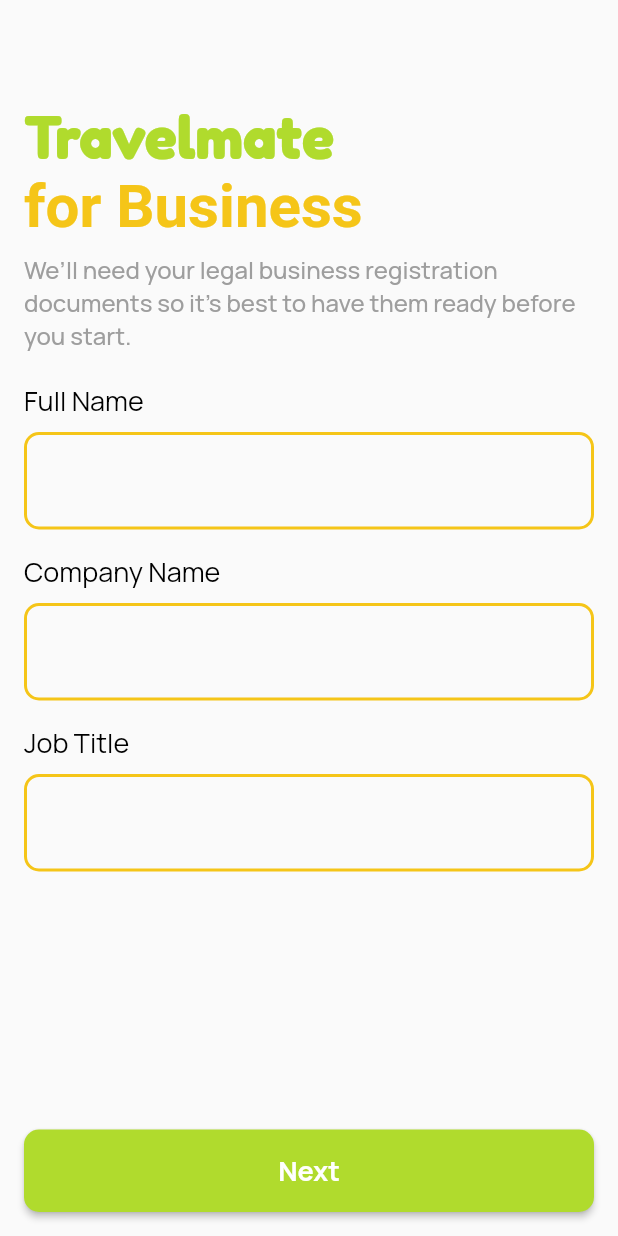
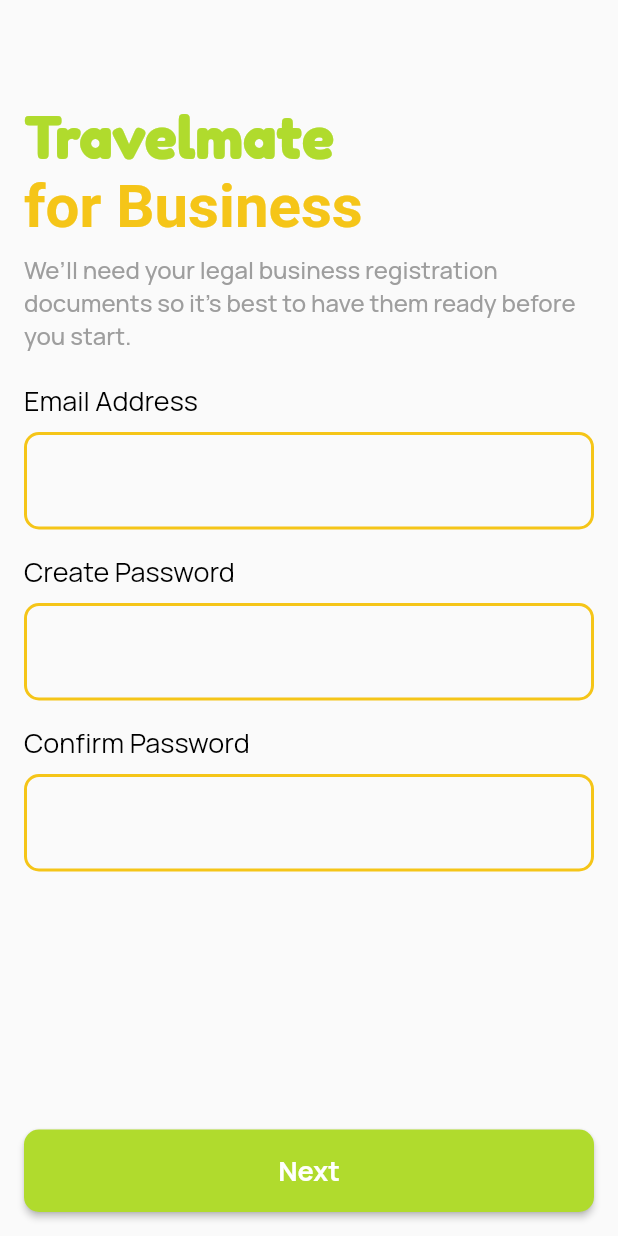
Before and after one commit to asheyacasey/travelmate_business_portal_side, a Flutter app: the RegisterScreen screen opened directly, on a phone screen of 412 x 824 dp. Run offline on Flutter 3.47's test engine with Material 2 defaults, Android fonts, the phone set to English and light mode, and no system bars; our stand-ins replace carousel_slider, cloud_firestore, firebase_core, flutter_svg; accounts and stored records are empty.

Commit message:
set the firebase controller

```diff
--- a/lib/screens/RegisterScreen.dart
+++ b/lib/screens/RegisterScreen.dart
@@ -11,6 +11,8 @@
 
 
 class _RegisterScreenState extends State<RegisterScreen> {
+  final TextEditingController _emailController = TextEditingController();
+  final TextEditingController _passwordController = TextEditingController();
   final TextEditingController _fullNameController = TextEditingController();
   final TextEditingController _companyNameController = TextEditingController();
   final TextEditingController _jobTitleController = TextEditingController();
@@ -36,7 +38,7 @@
   }
 
   void _goToNextPage() {
-    if (_currentPageIndex < 2) {
+    if (_currentPageIndex < 3) {
       _pageController.nextPage(
         duration: Duration(milliseconds: 300),
         curve: Curves.ease,
@@ -67,6 +69,8 @@
 
   void _saveDataToFirestore() async {
     // Get the field values
+    String email =  _emailController.text;
+    String password = _passwordController.text;
     String fullName = _fullNameController.text;
     String companyName = _companyNameController.text;
     String jobTitle = _jobTitleController.text;
@@ -76,6 +80,8 @@
 
     // Create a document in Firestore collection and set the field values
     await FirebaseFirestore.instance.collection('users').add({
+      'email' : email,
+      'password' : password,
       'full_name': fullName,
       'company_name': companyName,
       'job_title': jobTitle,
@@ -139,7 +145,49 @@
                     ? AlwaysScrollableScrollPhysics()
                     : NeverScrollableScrollPhysics(),
                 children: [
-                  Container(
+                  SingleChildScrollView(
+                    child: Container(
+                      child: Column(
+                        crossAxisAlignment: CrossAxisAlignment.start,
+                        children: [
+                          Text(
+                            'Email Address',
+                            style: _textFieldStyle,
+                          ),
+                          SizedBox(height: 8),
+                          TextField(
+                            controller: _emailController,
+                            decoration: _buildInputDecoration(''),
+                            style: _textFieldStyle,
+                          ),
+                          SizedBox(height: 16),
+                          Text(
+                            'Create Password',
+                            style: _textFieldStyle,
+                          ),
+                          SizedBox(height: 8),
+                          TextField(
+                            controller: _passwordController,
+                            decoration: _buildInputDecoration(''),
+                            style: _textFieldStyle,
+                          ),
+                          SizedBox(height: 16),
+                          Text(
+                            'Confirm Password',
+                            style: _textFieldStyle,
+                          ),
+                          SizedBox(height: 8),
+                          TextField(
+                            controller: _passwordController,
+                            decoration: _buildInputDecoration(''),
+                            style: _textFieldStyle,
+                          ),
+                        ],
+                      ),
+                    ),
+                  ),
+                  SingleChildScrollView(
+                    child: Container(
                       child: Column(
                         crossAxisAlignment: CrossAxisAlignment.start,
                         children: [
@@ -178,7 +226,9 @@
                         ],
                       ),
                     ),
-                  Container(
+                  ),
+                  SingleChildScrollView(
+                    child: Container(
                       child: Column(
                         crossAxisAlignment: CrossAxisAlignment.start,
                         children: [
@@ -215,6 +265,7 @@
                             style: _textFieldStyle,
                           ),
                         ],
+                      ),
                     ),
                   ),
                   Container(
@@ -256,7 +307,7 @@
                 minimumSize: Size(double.infinity, 55),
               ),
               child: Text(
-                _currentPageIndex == 2 ? 'Finish' : 'Next',
+                _currentPageIndex == 3 ? 'Finish' : 'Next',
                 style: TextStyle(
                   fontFamily: 'Manrope',
                   fontWeight: FontWeight.bold,
```
Lines whose indentation alone changed are shown as unchanged.
